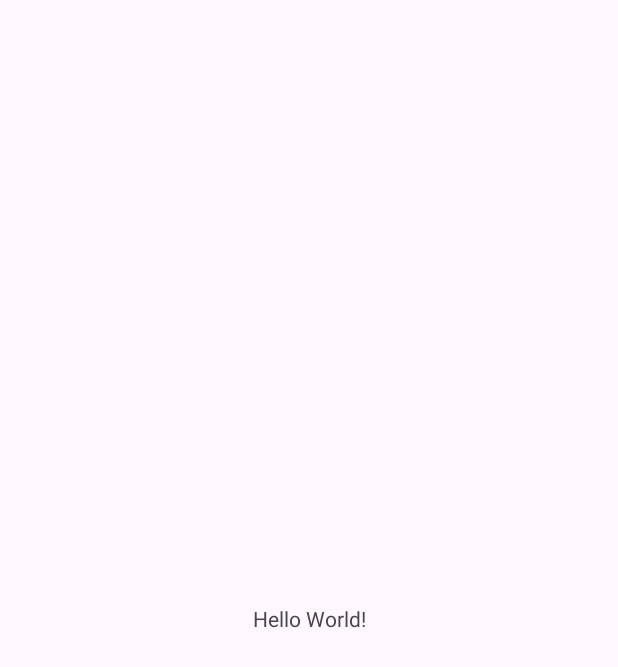
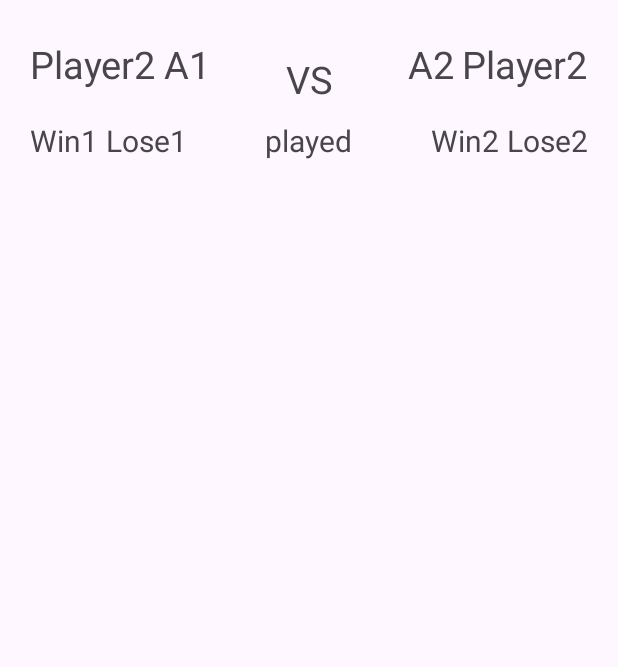
Before and after one commit to darren2581/Mad_Assignment_1, an Android app: the screen it shows after launch (MainActivity), on a phone screen of 412 x 824 dp. Before the commit the part shown is almost empty. Shown: the top 667 px of the screen. Run offline under Robolectric (Android 15) with nearby library versions, the phone set to English and light mode, and no system bars.

Commit message:
Add statistics fragment layout

```diff
--- a/app/src/main/java/com/example/madassignment1/MainActivity.kt
+++ b/app/src/main/java/com/example/madassignment1/MainActivity.kt
@@ -3,18 +3,17 @@ package com.example.madassignment1
 import android.os.Bundle
 import androidx.activity.enableEdgeToEdge
 import androidx.appcompat.app.AppCompatActivity
-import androidx.core.view.ViewCompat
-import androidx.core.view.WindowInsetsCompat
 
 class MainActivity : AppCompatActivity() {
     override fun onCreate(savedInstanceState: Bundle?) {
         super.onCreate(savedInstanceState)
         enableEdgeToEdge()
         setContentView(R.layout.activity_main)
-        ViewCompat.setOnApplyWindowInsetsListener(findViewById(R.id.main)) { v, insets ->
-            val systemBars = insets.getInsets(WindowInsetsCompat.Type.systemBars())
-            v.setPadding(systemBars.left, systemBars.top, systemBars.right, systemBars.bottom)
-            insets
+
+        // Add or replace the Statistics fragment
+        if (savedInstanceState == null) {
+            val fragment = Statistics.newInstance()
+            supportFragmentManager.beginTransaction().replace(R.id.statistics, fragment).commit()
         }
     }
 }
--- /dev/null
+++ b/app/src/main/java/com/example/madassignment1/Statistics.kt
@@ -0,0 +1,35 @@
+package com.example.madassignment1
+
+import androidx.fragment.app.viewModels
+import android.os.Bundle
+import androidx.fragment.app.Fragment
+import android.view.LayoutInflater
+import android.view.View
+import android.view.ViewGroup
+
+class Statistics : Fragment() {
+
+    companion object {
+        fun newInstance() = Statistics()
+    }
+
+    private val viewModel: StatisticsViewModel by viewModels()
+
+    override fun onCreate(savedInstanceState: Bundle?) {
+        super.onCreate(savedInstanceState)
+
+        // TODO: Use the ViewModel
+    }
+
+    override fun onCreateView(
+        inflater: LayoutInflater, container: ViewGroup?,
+        savedInstanceState: Bundle?
+    ): View {
+        return inflater.inflate(R.layout.fragment_statistics, container, false)
+    }
+
+    override fun onViewCreated(view: View, savedInstanceState: Bundle?) {
+        super.onViewCreated(view, savedInstanceState)
+        // Initialize your UI elements or set up listeners here
+    }
+}
--- /dev/null
+++ b/app/src/main/java/com/example/madassignment1/StatisticsViewModel.kt
@@ -0,0 +1,7 @@
+package com.example.madassignment1
+
+import androidx.lifecycle.ViewModel
+
+class StatisticsViewModel : ViewModel() {
+    // TODO: Implement the ViewModel
+}
--- a/app/src/main/res/layout/activity_board7x6.xml
+++ /dev/null
@@ -1,22 +0,0 @@
-<?xml version="1.0" encoding="utf-8"?>
-<androidx.constraintlayout.widget.ConstraintLayout xmlns:android="http://schemas.android.com/apk/res/android"
-    xmlns:app="http://schemas.android.com/apk/res-auto"
-    xmlns:tools="http://schemas.android.com/tools"
-    android:id="@+id/main"
-    android:layout_width="match_parent"
-    android:layout_height="match_parent"
-    tools:context=".Board7x6">
-
-    <androidx.constraintlayout.widget.ConstraintLayout
-        android:id="@+id/board"
-        android:layout_width="match_parent"
-        android:layout_height="400dp"
-        app:layout_constraintBottom_toBottomOf="parent"
-        app:layout_constraintEnd_toEndOf="parent"
-        app:layout_constraintStart_toStartOf="parent"
-        app:layout_constraintTop_toTopOf="parent"
-        android:background="@color/cardview_dark_background">
-
-    </androidx.constraintlayout.widget.ConstraintLayout>
-
-</androidx.constraintlayout.widget.ConstraintLayout>
--- a/app/src/main/res/layout/activity_main.xml
+++ b/app/src/main/res/layout/activity_main.xml
@@ -7,13 +7,14 @@
     android:layout_height="match_parent"
     tools:context=".MainActivity">
 
-    <TextView
-        android:layout_width="wrap_content"
-        android:layout_height="wrap_content"
-        android:text="Hello World!"
+    <FrameLayout
+        android:id="@+id/statistics"
+        android:layout_width="match_parent"
+        android:layout_height="match_parent"
         app:layout_constraintBottom_toBottomOf="parent"
         app:layout_constraintEnd_toEndOf="parent"
         app:layout_constraintStart_toStartOf="parent"
-        app:layout_constraintTop_toTopOf="parent" />
+        app:layout_constraintTop_toTopOf="parent">
+    </FrameLayout>
 
 </androidx.constraintlayout.widget.ConstraintLayout>
--- /dev/null
+++ b/app/src/main/res/layout/fragment_statistics.xml
@@ -0,0 +1,120 @@
+<?xml version="1.0" encoding="utf-8"?>
+<androidx.constraintlayout.widget.ConstraintLayout xmlns:android="http://schemas.android.com/apk/res/android"
+    xmlns:app="http://schemas.android.com/apk/res-auto"
+    xmlns:tools="http://schemas.android.com/tools"
+    android:layout_width="match_parent"
+    android:layout_height="match_parent"
+    tools:context=".Statistics">
+
+    <TextView
+        android:id="@+id/twoLose"
+        android:layout_width="wrap_content"
+        android:layout_height="wrap_content"
+        android:layout_marginTop="10dp"
+        android:layout_marginEnd="20dp"
+        android:text="Lose2"
+        android:textSize="20dp"
+        app:layout_constraintEnd_toEndOf="parent"
+        app:layout_constraintTop_toBottomOf="@+id/vs" />
+
+    <TextView
+        android:id="@+id/oneLose"
+        android:layout_width="wrap_content"
+        android:layout_height="wrap_content"
+        android:layout_marginStart="5dp"
+        android:layout_marginTop="10dp"
+        android:text="Lose1"
+        android:textSize="20dp"
+        app:layout_constraintStart_toEndOf="@+id/oneWin"
+        app:layout_constraintTop_toBottomOf="@+id/vs" />
+
+    <TextView
+        android:id="@+id/played"
+        android:layout_width="wrap_content"
+        android:layout_height="wrap_content"
+        android:layout_marginTop="10dp"
+        android:text="played"
+        android:textSize="20dp"
+        app:layout_constraintEnd_toStartOf="@+id/twoWin"
+        app:layout_constraintHorizontal_bias="0.498"
+        app:layout_constraintStart_toEndOf="@+id/oneLose"
+        app:layout_constraintTop_toBottomOf="@+id/vs" />
+
+    <TextView
+        android:id="@+id/oneWin"
+        android:layout_width="wrap_content"
+        android:layout_height="wrap_content"
+        android:layout_marginStart="20dp"
+        android:layout_marginTop="10dp"
+        android:text="Win1"
+        android:textSize="20dp"
+        app:layout_constraintStart_toStartOf="parent"
+        app:layout_constraintTop_toBottomOf="@+id/vs" />
+
+    <TextView
+        android:id="@+id/twoWin"
+        android:layout_width="wrap_content"
+        android:layout_height="wrap_content"
+        android:layout_marginTop="10dp"
+        android:layout_marginEnd="5dp"
+        android:text="Win2"
+        android:textSize="20dp"
+        app:layout_constraintEnd_toStartOf="@+id/twoLose"
+        app:layout_constraintTop_toBottomOf="@+id/vs" />
+
+    <TextView
+        android:id="@+id/vs"
+        android:layout_width="wrap_content"
+        android:layout_height="wrap_content"
+        android:layout_marginTop="35dp"
+        android:text="VS"
+        android:textSize="25dp"
+        app:layout_constraintEnd_toEndOf="parent"
+        app:layout_constraintStart_toStartOf="parent"
+        app:layout_constraintTop_toTopOf="parent" />
+
+    <TextView
+        android:id="@+id/player1"
+        android:layout_width="wrap_content"
+        android:layout_height="wrap_content"
+        android:layout_marginStart="20dp"
+        android:layout_marginTop="25dp"
+        android:text="Player2"
+        android:textSize="25dp"
+        app:layout_constraintStart_toStartOf="parent"
+        app:layout_constraintTop_toTopOf="parent" />
+
+    <TextView
+        android:id="@+id/player2"
+        android:layout_width="wrap_content"
+        android:layout_height="wrap_content"
+        android:layout_marginTop="25dp"
+        android:layout_marginEnd="20dp"
+        android:text="Player2"
+        android:textSize="25dp"
+        app:layout_constraintEnd_toEndOf="parent"
+        app:layout_constraintTop_toTopOf="parent" />
+
+    <TextView
+        android:id="@+id/avatar1"
+        android:layout_width="wrap_content"
+        android:layout_height="wrap_content"
+        android:layout_marginStart="5dp"
+        android:layout_marginTop="25dp"
+        android:text="A1"
+        android:textSize="25dp"
+        app:layout_constraintStart_toEndOf="@+id/player1"
+        app:layout_constraintTop_toTopOf="parent" />
+
+    <TextView
+        android:id="@+id/avatar2"
+        android:layout_width="wrap_content"
+        android:layout_height="wrap_content"
+        android:layout_marginTop="25dp"
+        android:layout_marginEnd="5dp"
+        android:text="A2"
+        android:textSize="25dp"
+        app:layout_constraintEnd_toStartOf="@+id/player2"
+        app:layout_constraintTop_toTopOf="parent" />
+
+</androidx.constraintlayout.widget.ConstraintLayout>
```
